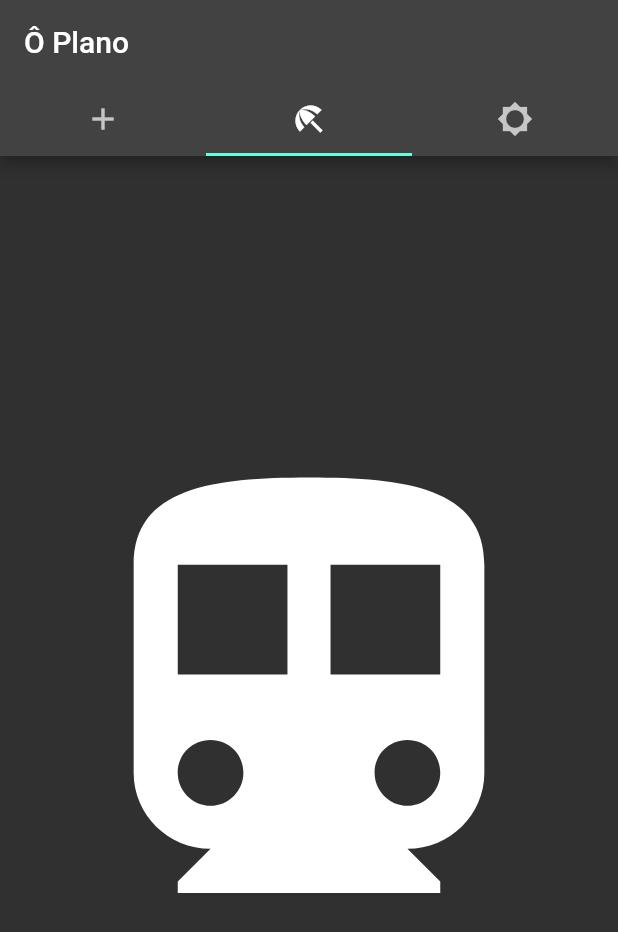
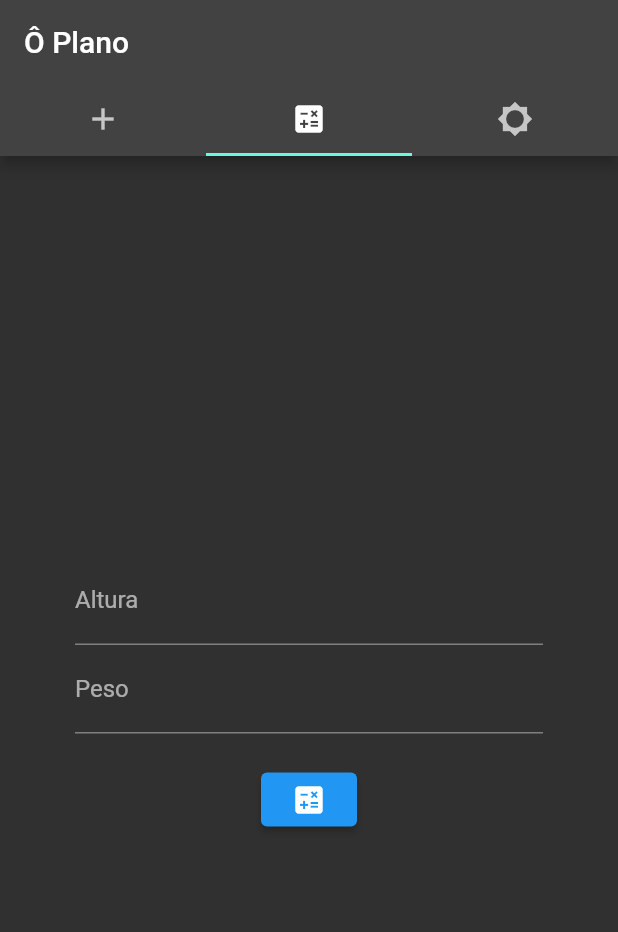
Before and after one commit to rafael-a-s/clean_arquiteture, a Flutter app: the screen it shows after launch, tab 2 chosen, on a phone screen of 412 x 824 dp. Shown: the top 932 px of the screen. Run offline on Flutter 3.47's test engine with Material 2 defaults, Android fonts, the phone set to English and light mode, and no system bars; our stand-ins replace dartz, equatable, flutter_modular, flutter_triple.

Commit message:
implementa form imc

```diff
--- a/lib/features/presenter/pages/home_page.dart
+++ b/lib/features/presenter/pages/home_page.dart
@@ -2,6 +2,7 @@ import 'package:flutter/material.dart';
 import 'package:flutter/cupertino.dart';
 import 'package:my_app/features/presenter/widgets/appbar/app_bar.dart';
 import 'package:my_app/features/presenter/widgets/form/form.dart';
+import 'package:my_app/features/presenter/widgets/formImc/form_img.dart';
 
 class HomePage extends StatefulWidget {
   const HomePage({super.key});
@@ -24,7 +25,7 @@ class _HomePageState extends State<HomePage> {
                   icon: Icon(Icons.add),
                 ),
                 Tab(
-                  icon: Icon(Icons.beach_access_sharp),
+                  icon: Icon(Icons.calculate),
                 ),
                 Tab(
                   icon: Icon(Icons.brightness_5_sharp),
@@ -35,7 +36,7 @@ class _HomePageState extends State<HomePage> {
           body: const Center(
             child: TabBarView(children: <Widget>[
               FormLogin(),
-              Icon(Icons.directions_transit, size: 350),
+              FormImc(),
               Icon(Icons.directions_car, size: 350),
             ]),
           )),
--- /dev/null
+++ b/lib/features/presenter/widgets/formImc/form_img.dart
@@ -0,0 +1,112 @@
+import 'package:flutter/material.dart';
+
+class FormImc extends StatefulWidget {
+
+  const FormImc({super.key});
+
+  @override
+  State<FormImc> createState() => _FormImc();
+
+}
+
+class _FormImc extends State<FormImc> {
+
+  final _formKey = GlobalKey<FormState>();
+  final _alturaController = TextEditingController();
+  final _pesoController = TextEditingController();
+  late double _resultado;
+
+  final String INVALID_LABEL = 'Campo vazio !';
+
+  void _calculateIm(){
+    //_pesoController.text/(altura x altura)
+    double? peso = double.tryParse(_pesoController.text);
+    double? altura = double.tryParse(_alturaController.text);
+
+
+    setState(() {
+      _resultado = peso! / (altura! * altura);
+    });
+  }
+
+  @override
+  Widget build(BuildContext context) {
+    return Container(
+      padding: EdgeInsets.all(50),
+      child: Form(
+        key: _formKey,
+        child: Column(
+          mainAxisAlignment: MainAxisAlignment.center,
+          children: <Widget>[
+            TextFormField(
+              controller: _alturaController,
+              decoration: const  InputDecoration(
+                labelText: 'Altura'
+              ),
+              keyboardType: TextInputType.number,
+              validator: (value) {
+                print(value);
+                if (value == null || value.isEmpty) {
+                  return INVALID_LABEL;
+                }
+                return null;
+              },
+            ),
+            TextFormField(
+              controller: _pesoController,
+              decoration: const  InputDecoration(
+                labelText: 'Peso'
+              ),
+              keyboardType: TextInputType.number,
+              validator: (value) {
+                print(value);
+                if (value == null || value.isEmpty) {
+                  return INVALID_LABEL;
+                }
+                return null;
+              },
+            ),
+            const SizedBox(height: 20),
+            ElevatedButton(
+              onPressed: (){
+                 if (_formKey.currentState!.validate()) {
+                  String result;
+                  String? condition;
+                  _calculateIm();
+                  result = _resultado.toStringAsFixed(2);
+                  if (_resultado > 25) condition = 'Acima do peso';
+                  if(_resultado <= 25) condition = 'Peso ideal';
+                  showDialog(
+                      context: context,
+                      builder: (BuildContext context) {
+                        return AlertDialog(
+                          title: Text('IMC'),
+                          content: SingleChildScrollView(
+                            child: ListBody(
+                              children: <Widget>[
+                                Text('IMC: $result você está $condition'),
+                              ],
+                            ),
+                          ),
+                          actions: <Widget>[
+                            TextButton(
+                              child: Text('OK'),
+                              onPressed: () {
+                                Navigator.of(context).pop();
+                              },
+                            ),
+                          ],
+                        );
+                      },
+                    );
+                }
+              },
+              child: const Icon(Icons.calculate),
+            ),
+          ],
+        ),
+      ),
+    );
+  }
+
+}
```
